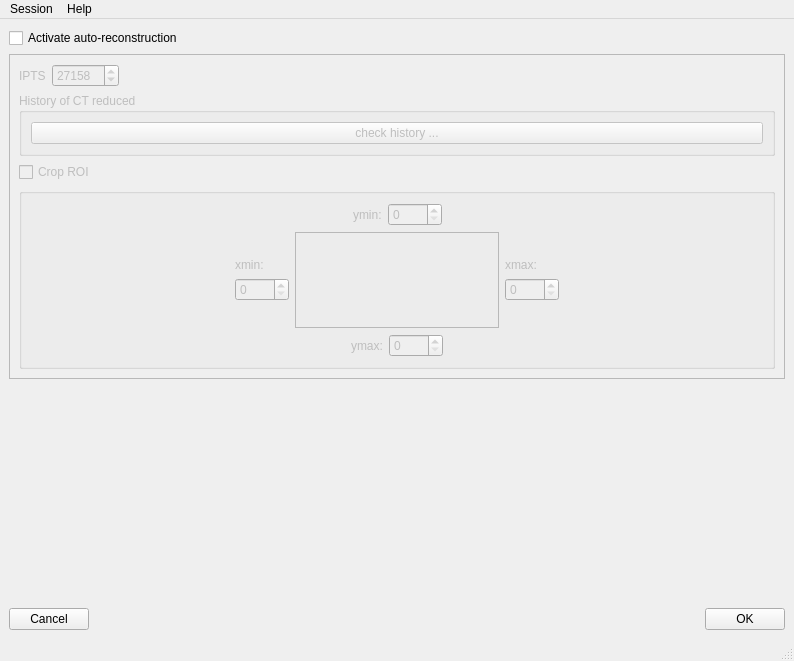
Qt form rockit_autoreconstruction_ui/ui/mainWindow.ui (ornlneutronimaging/rockit_autoreconstruction_ui) before a commit.
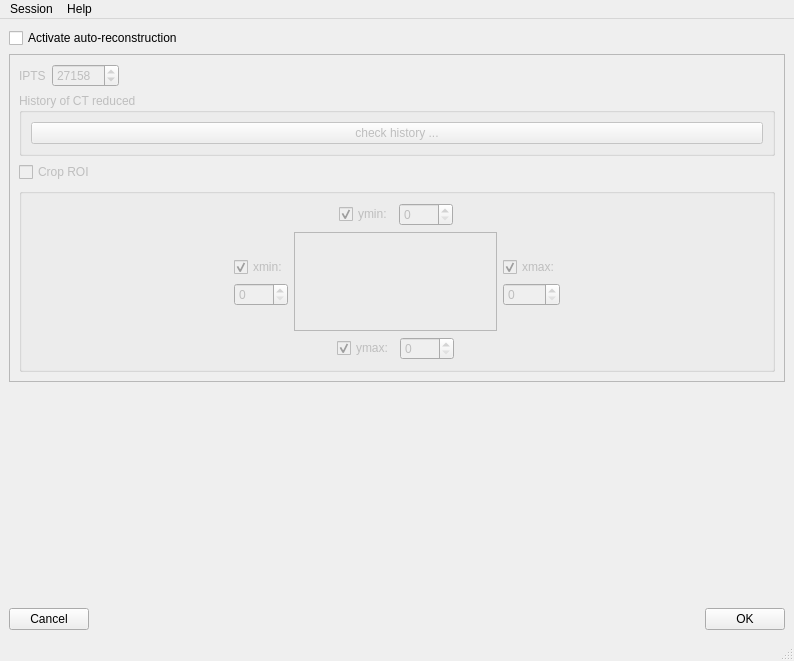
The same form after that commit.

Diff of the .ui file:
```diff
--- a/rockit_autoreconstruction_ui/ui/mainWindow.ui
+++ b/rockit_autoreconstruction_ui/ui/mainWindow.ui
@@ -138,10 +138,16 @@
              </spacer>
             </item>
             <item>
-             <widget class="QLabel" name="label_2">
+             <widget class="QCheckBox" name="ymin_checkBox">
+              <property name="enabled">
+               <bool>false</bool>
+              </property>
               <property name="text">
                <string>ymin:</string>
               </property>
+              <property name="checked">
+               <bool>true</bool>
+              </property>
              </widget>
             </item>
             <item>
@@ -182,10 +188,16 @@
              </spacer>
             </item>
             <item>
-             <widget class="QLabel" name="label_4">
+             <widget class="QCheckBox" name="xmin_checkBox">
+              <property name="enabled">
+               <bool>false</bool>
+              </property>
               <property name="text">
                <string>xmin:</string>
               </property>
+              <property name="checked">
+               <bool>true</bool>
+              </property>
              </widget>
             </item>
             <item>
@@ -239,10 +251,16 @@
              </spacer>
             </item>
             <item>
-             <widget class="QLabel" name="label_3">
+             <widget class="QCheckBox" name="xmax_checkBox">
+              <property name="enabled">
+               <bool>false</bool>
+              </property>
               <property name="text">
                <string>xmax:</string>
               </property>
+              <property name="checked">
+               <bool>true</bool>
+              </property>
              </widget>
             </item>
             <item>
@@ -283,10 +301,16 @@
              </spacer>
             </item>
             <item>
-             <widget class="QLabel" name="label_5">
+             <widget class="QCheckBox" name="ymax_checkBox">
+              <property name="enabled">
+               <bool>false</bool>
+              </property>
               <property name="text">
                <string>ymax:</string>
               </property>
+              <property name="checked">
+               <bool>true</bool>
+              </property>
              </widget>
             </item>
             <item>
```
Left out of the diff: 68 changed lines with no effect on the pictures.
